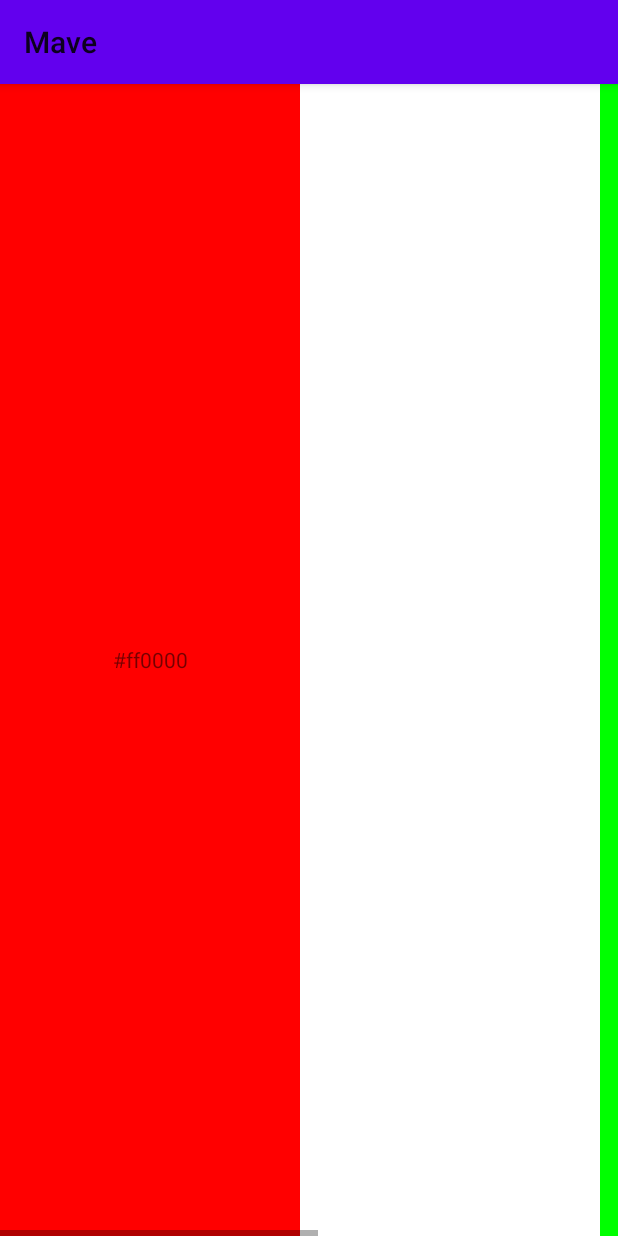
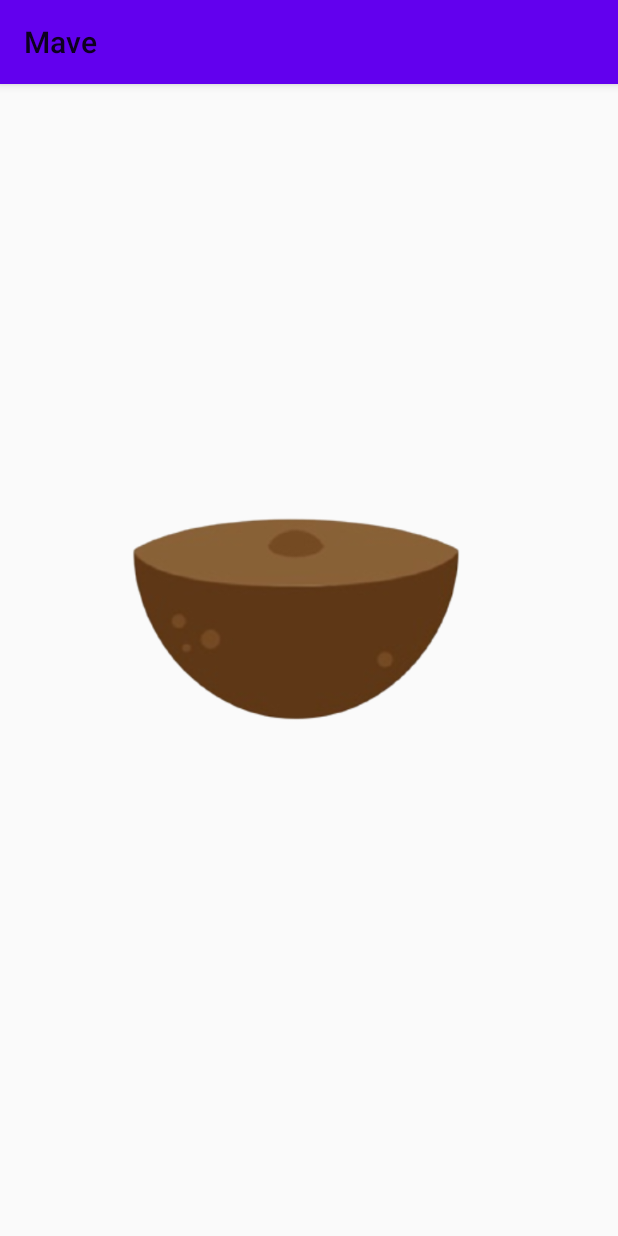
Before and after one commit to rhqudco/Mave, an Android app: the StateOfFlower screen opened directly, with no data from a screen before it, on a phone screen of 412 x 824 dp. Run offline under Robolectric (Android 15) with nearby library versions, the phone set to English and light mode, and no system bars.

Commit message:
question list updata

```diff
--- a/app/src/main/java/com/example/mave/Diary/Page2_sub_answer.java
+++ b/app/src/main/java/com/example/mave/Diary/Page2_sub_answer.java
@@ -54,12 +54,12 @@ public class Page2_sub_answer extends AppCompatActivity {
             public void onClick(View view) {
                 adapter.addItem(edt_title.getText().toString());
                 edt_title.setText("");
-                count++;
+                count++; // 꽃 모양 카운트
                 /*SharedPreferences sharedPreferences = getSharedPreferences("ansewercount",MODE_PRIVATE);
                 SharedPreferences.Editor editor = sharedPreferences.edit();
                 editor.putInt("addcount", count);
                 editor.commit();*/
-                PreferenceManager.setInt(mContext, "test", count);
+                PreferenceManager.setInt(mContext, "test", count); // 꽃 모양 카운트 프리퍼런스 저장
                 adapter.notifyDataSetChanged();
             }
         });
--- a/app/src/main/res/layout/fragment_page_3_flower.xml
+++ b/app/src/main/res/layout/fragment_page_3_flower.xml
@@ -1,5 +1,7 @@
 <?xml version="1.0" encoding="utf-8"?>
 <HorizontalScrollView xmlns:android="http://schemas.android.com/apk/res/android"
+    xmlns:app="http://schemas.android.com/apk/res-auto"
+    xmlns:tools="http://schemas.android.com/tools"
     android:layout_width="match_parent"
     android:layout_height="match_parent" >
 
@@ -8,31 +10,27 @@
         android:layout_height="match_parent"
         android:orientation="horizontal" >
 
-        <TextView
-            android:layout_width="200dip"
-            android:layout_height="match_parent"
-            android:background="#ff0000"
-            android:gravity="center"
-            android:text="#ff0000" />
+        <androidx.constraintlayout.widget.ConstraintLayout
+            android:layout_width="400dp"
+            android:layout_height="wrap_content"
+            >
 
-        <ImageView
-            android:layout_width="200dip"
-            android:layout_height="match_parent"
-            android:background="#ffffff"/>
+            <ImageView
+                android:layout_width="400dp"
+                android:layout_height="500dp"
+                android:src="@drawable/state_1"
+                app:layout_constraintBottom_toBottomOf="parent"
+                app:layout_constraintEnd_toEndOf="parent"
+                app:layout_constraintHorizontal_bias="1.0"
+                app:layout_constraintStart_toStartOf="parent"
+                app:layout_constraintTop_toTopOf="parent"
+                app:layout_constraintVertical_bias="0.0" />
 
-        <TextView
-            android:layout_width="200dip"
-            android:layout_height="match_parent"
-            android:background="#00ff00"
-            android:gravity="center"
-            android:text="#00ff00" />
 
-        <TextView
-            android:layout_width="200dip"
-            android:layout_height="match_parent"
-            android:background="#0000ff"
-            android:gravity="center"
-            android:text="#0000ff" />
+
+        </androidx.constraintlayout.widget.ConstraintLayout>
+
+
     </LinearLayout>
 
 </HorizontalScrollView>
--- a/app/src/main/res/layout/question_add_list.xml
+++ b/app/src/main/res/layout/question_add_list.xml
@@ -18,7 +18,8 @@
             android:layout_weight="1"
             android:textSize="40sp"
             android:background="#ffffff"
-            android:textColor="#000000" />
+            android:textColor="#000000"
+            android:fontFamily="@font/the"/>
 
     </LinearLayout>
 
```
Also changed, not shown: app/src/main/java/com/example/mave/Diary/ListViewAdapter.java (+9 -0 lines), app/src/main/res/layout/answer_add_list.xml (+13 -2 lines).
